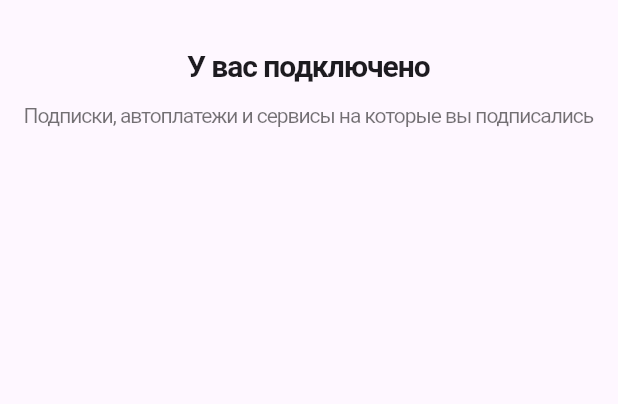
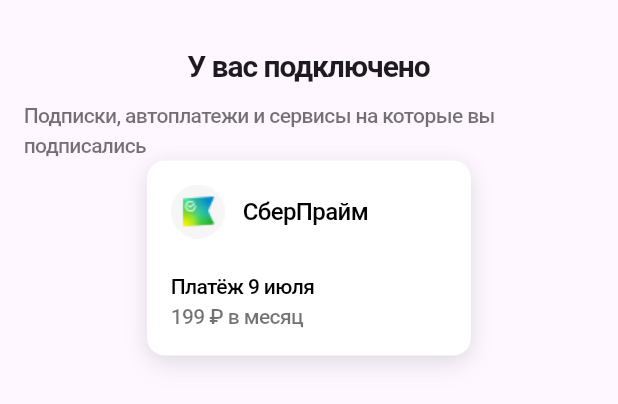
Before and after one commit to zavyalov-daniil/zavialov-flutter-1, a Flutter app: what subscriptions() shows on an empty page, opened directly, on a phone screen of 412 x 824 dp. Shown: the top 404 px of the screen. Run offline on Flutter 3.47's test engine with Material 3 defaults, Android fonts, the phone set to English and light mode, and no system bars; Roboto replaces fonts that are missing (SF Pro Display).

Commit message:
[+] add subscription card

```diff
--- /dev/null
+++ b/lib/subscriptions/subscription_card.dart
@@ -0,0 +1,79 @@
+import 'package:flutter/material.dart';
+
+Widget subscriptionCard(BuildContext context, String imageAsset, String title,
+    String paymentInformation, String paymentAmount) {
+  return SizedBox(
+    width: 216,
+    height: 130,
+    child: DecoratedBox(
+      decoration: BoxDecoration(
+        borderRadius: BorderRadius.circular(12),
+        color: Colors.white,
+        boxShadow: const [
+          BoxShadow(
+            offset: Offset(0, 8),
+            blurRadius: 14,
+            spreadRadius: 0,
+            color: Color.fromRGBO(79, 79, 108, 0.07),
+          ),
+          BoxShadow(
+            offset: Offset(0, 2),
+            blurRadius: 10,
+            spreadRadius: 0,
+            color: Color.fromRGBO(0, 0, 0, 0.08),
+          ),
+        ],
+      ),
+      child: Padding(
+        padding: const EdgeInsets.all(16),
+        child: Column(
+          crossAxisAlignment: CrossAxisAlignment.start,
+          children: [
+            Row(
+              children: [
+                Container(
+                  width: 36,
+                  height: 36,
+                  decoration: BoxDecoration(
+                    image: DecorationImage(
+                      image: AssetImage(imageAsset),
+                      fit: BoxFit.cover,
+                    ),
+                  ),
+                ),
+                const SizedBox(width: 12),
+                Text(title,
+                    style: const TextStyle(
+                      fontSize: 16,
+                      color: Colors.black,
+                      fontWeight: FontWeight.w500,
+                      fontFamily: "SF Pro Display",
+                      letterSpacing: -0.4,
+                    )),
+              ],
+            ),
+            const Spacer(),
+            Text(paymentInformation,
+                style: const TextStyle(
+                  fontSize: 14,
+                  color: Colors.black,
+                  fontWeight: FontWeight.w500,
+                  fontFamily: "SF Pro Display",
+                  letterSpacing: -0.4,
+                )),
+            Text(paymentAmount,
+                style: const TextStyle(
+                  fontSize: 14,
+                  color: Color(0x8C000000),
+                  fontWeight: FontWeight.w500,
+                  fontFamily: "SF Pro Display",
+                  letterSpacing: -0.4,
+                )),
+          ],
+        ),
+      ),
+    ),
+  );
+
+  //));
+}
--- a/lib/subscriptions/subscriptions.dart
+++ b/lib/subscriptions/subscriptions.dart
@@ -1,28 +1,30 @@
 import 'package:flutter/cupertino.dart';
+import 'subscription_card.dart';
 
 Widget subscriptions(BuildContext context) {
-  return const Padding(
+  return Padding(
       padding: EdgeInsets.only(left: 16, top: 30, bottom: 20, right: 16),
       child: Column(
         children: [
-          Text('У вас подключено',
+          const Text('У вас подключено',
               style: TextStyle(
                 fontSize: 20,
                 fontWeight: FontWeight.w700,
                 fontFamily: "SF Pro Display",
                 letterSpacing: -0.7,
-                )
-          ),
-          SizedBox(height: 8),
-          Text('Подписки, автоплатежи и сервисы на которые вы подписались',
+              )),
+          const SizedBox(height: 8),
+          const Text(
+              'Подписки, автоплатежи и сервисы на которые вы подписались',
               style: TextStyle(
                 fontSize: 14,
                 color: Color(0x8C000000),
+                fontWeight: FontWeight.w500,
                 fontFamily: "SF Pro Display",
-                  letterSpacing: -0.7,
-                  )
-          ),
+                letterSpacing: -0.42,
+              )),
+          subscriptionCard(context, 'assets/images/sber.png', 'СберПрайм',
+              'Платёж 9 июля', '199 ₽ в месяц'),
         ],
-      )
-  );
+      ));
 }
--- a/pubspec.yaml
+++ b/pubspec.yaml
@@ -62,6 +62,8 @@ flutter:
     - assets/images/photo.png
     - assets/images/close.png
     - assets/images/exit.png
+    - assets/images/percent.png
+    - assets/images/sber.png
 
   # An image asset can refer to one or more resolution-specific "variants", see
   # https://flutter.dev/assets-and-images/#resolution-aware
```
Also changed, not shown: assets/images/percent.png (added), assets/images/sber.png (added). Lines whose indentation alone changed are shown as unchanged.
